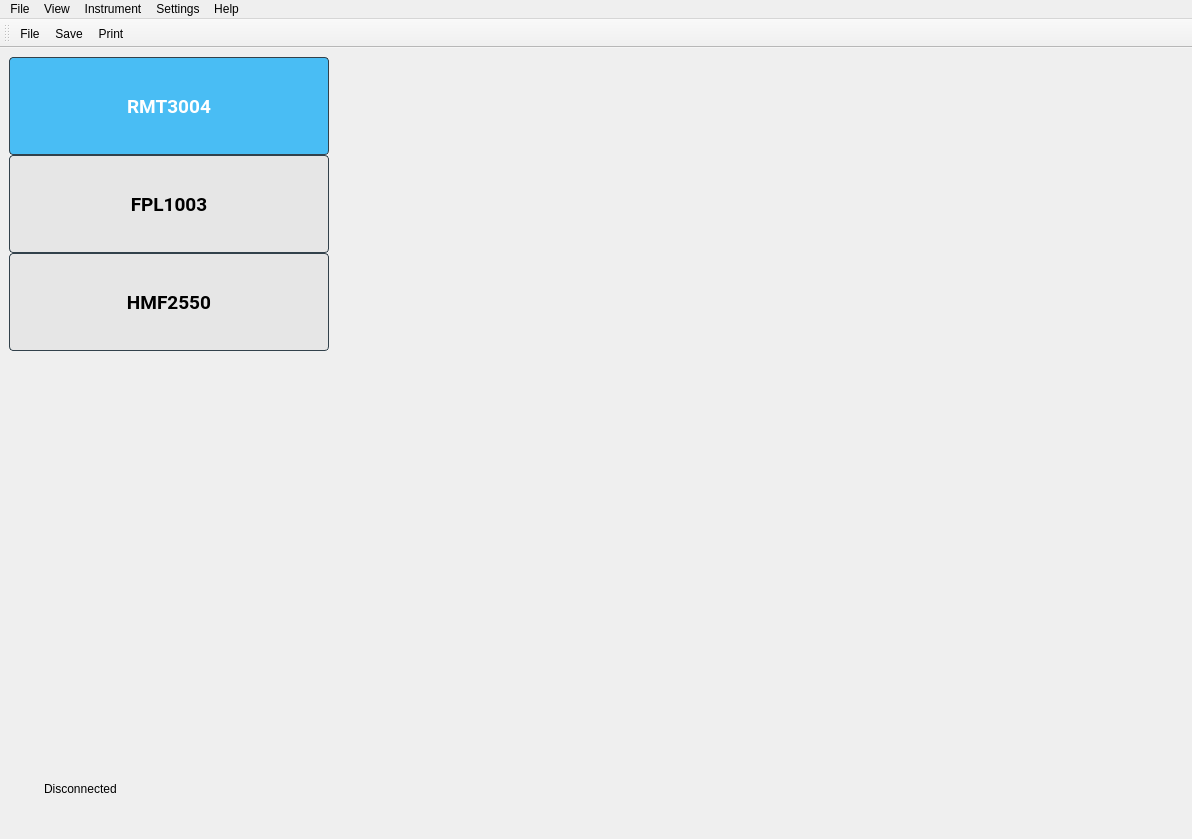
The window that tas7061rf/widgets/wgMainWindow/wgMainWindow.ui (DoND8xforce/tas7061) describes before a commit, drawn with Qt 5.
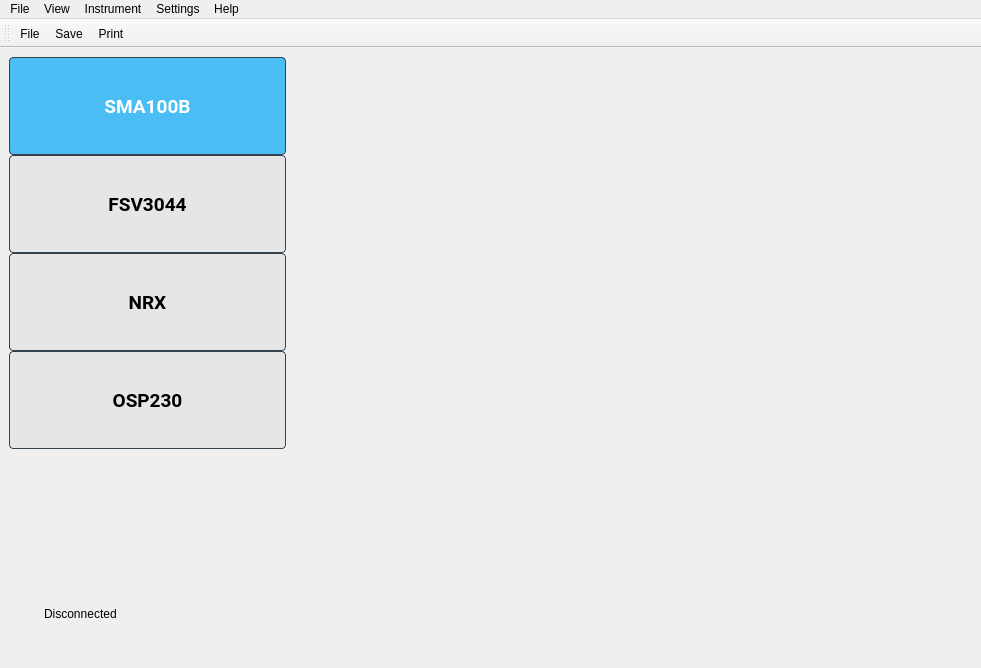
The same window after the commit. Icons and pictures are not drawn.

Commit message: Layout for three applications

Diff of the .ui file:
```diff
--- a/tas7061rf/widgets/wgMainWindow/wgMainWindow.ui
+++ b/tas7061rf/widgets/wgMainWindow/wgMainWindow.ui
@@ -6,10 +6,22 @@
    <rect>
     <x>0</x>
     <y>0</y>
-    <width>1192</width>
-    <height>839</height>
+    <width>981</width>
+    <height>668</height>
    </rect>
   </property>
+  <property name="minimumSize">
+   <size>
+    <width>981</width>
+    <height>668</height>
+   </size>
+  </property>
+  <property name="maximumSize">
+   <size>
+    <width>981</width>
+    <height>668</height>
+   </size>
+  </property>
   <property name="windowTitle">
    <string>MainWindow</string>
   </property>
@@ -41,7 +53,23 @@
   <widget class="QWidget" name="centralwidget">
    <layout class="QGridLayout" name="gridLayout">
     <item row="0" column="0">
+     <layout class="QHBoxLayout" name="horizontalLayout_2">
+      <item>
+       <layout class="QVBoxLayout" name="verticalLayout_2">
+        <item>
      <widget class="QWidget" name="widgetPanel" native="true">
+          <property name="minimumSize">
+           <size>
+            <width>277</width>
+            <height>0</height>
+           </size>
+          </property>
+          <property name="maximumSize">
+           <size>
+            <width>277</width>
+            <height>392</height>
+           </size>
+          </property>
       <property name="styleSheet">
        <string notr="true">QPushButton {
     font: bold 14pt &quot;Roboto&quot;;
@@ -113,7 +141,7 @@
           </font>
          </property>
          <property name="text">
-          <string>RMT3004</string>
+              <string>SMA100B</string>
          </property>
          <property name="icon">
           <iconset resource="../../res.qrc">
@@ -153,7 +181,7 @@
           </font>
          </property>
          <property name="text">
-          <string>FPL1003</string>
+              <string>FSV3044</string>
          </property>
          <property name="icon">
           <iconset resource="../../res.qrc">
@@ -190,7 +218,44 @@
           </font>
          </property>
          <property name="text">
-          <string>HMF2550</string>
+              <string>NRX</string>
+             </property>
+             <property name="icon">
+              <iconset resource="../../res.qrc">
+               <normaloff>:/icon/circleError.png</normaloff>:/icon/circleError.png</iconset>
+             </property>
+             <property name="checkable">
+              <bool>true</bool>
+             </property>
+             <property name="autoExclusive">
+              <bool>true</bool>
+             </property>
+            </widget>
+           </item>
+           <item>
+            <widget class="QPushButton" name="btnOsp230">
+             <property name="minimumSize">
+              <size>
+               <width>88</width>
+               <height>98</height>
+              </size>
+             </property>
+             <property name="maximumSize">
+              <size>
+               <width>320</width>
+               <height>98</height>
+              </size>
+             </property>
+             <property name="font">
+              <font>
+               <family>Roboto</family>
+               <pointsize>14</pointsize>
+               <italic>false</italic>
+               <bold>true</bold>
+              </font>
+             </property>
+             <property name="text">
+              <string>OSP230</string>
          </property>
          <property name="icon">
           <iconset resource="../../res.qrc">
@@ -207,41 +272,18 @@
       </layout>
      </widget>
     </item>
-    <item row="0" column="1" rowspan="3">
-     <widget class="QWidget" name="wgContent" native="true">
-      <property name="minimumSize">
-       <size>
-        <width>750</width>
-        <height>0</height>
-       </size>
-      </property>
-     </widget>
-    </item>
-    <item row="0" column="2" rowspan="2">
-     <spacer name="horizontalSpacer">
-      <property name="orientation">
-       <enum>Qt::Orientation::Horizontal</enum>
-      </property>
-      <property name="sizeHint" stdset="0">
-       <size>
-        <width>131</width>
-        <height>528</height>
-       </size>
-      </property>
-     </spacer>
-    </item>
-    <item row="1" column="0">
+        <item>
      <widget class="QLabel" name="lblImage">
       <property name="minimumSize">
        <size>
-        <width>320</width>
-        <height>401</height>
+            <width>277</width>
+            <height>128</height>
        </size>
       </property>
       <property name="maximumSize">
        <size>
-        <width>320</width>
-        <height>401</height>
+            <width>277</width>
+            <height>128</height>
        </size>
       </property>
       <property name="text">
@@ -255,17 +297,17 @@
       </property>
      </widget>
     </item>
-    <item row="2" column="0">
+        <item>
      <widget class="QWidget" name="wgStatConn" native="true">
       <property name="minimumSize">
        <size>
-        <width>320</width>
+            <width>277</width>
         <height>50</height>
        </size>
       </property>
       <property name="maximumSize">
        <size>
-        <width>320</width>
+            <width>277</width>
         <height>50</height>
        </size>
       </property>
@@ -312,15 +354,48 @@
       </layout>
      </widget>
     </item>
-    <item row="3" column="0" colspan="2">
+       </layout>
+      </item>
+      <item>
+       <widget class="QWidget" name="wgContent" native="true">
+        <property name="minimumSize">
+         <size>
+          <width>670</width>
+          <height>584</height>
+         </size>
+        </property>
+        <property name="maximumSize">
+         <size>
+          <width>670</width>
+          <height>584</height>
+         </size>
+        </property>
+       </widget>
+      </item>
+     </layout>
+    </item>
+    <item row="0" column="1">
+     <spacer name="horizontalSpacer">
+      <property name="orientation">
+       <enum>Qt::Orientation::Horizontal</enum>
+      </property>
+      <property name="sizeHint" stdset="0">
+       <size>
+        <width>2</width>
+        <height>20</height>
+       </size>
+      </property>
+     </spacer>
+    </item>
+    <item row="1" column="0">
      <spacer name="verticalSpacer">
       <property name="orientation">
        <enum>Qt::Orientation::Vertical</enum>
       </property>
       <property name="sizeHint" stdset="0">
        <size>
-        <width>1168</width>
-        <height>90</height>
+        <width>538</width>
+        <height>100</height>
        </size>
       </property>
      </spacer>
@@ -332,7 +407,7 @@
     <rect>
      <x>0</x>
      <y>0</y>
-     <width>1192</width>
+     <width>981</width>
      <height>23</height>
     </rect>
    </property>
```
Left out of the diff: 11 changed lines with no effect on the pictures. Lines whose indentation alone changed are shown as unchanged. The commit also changes 84 other files.
